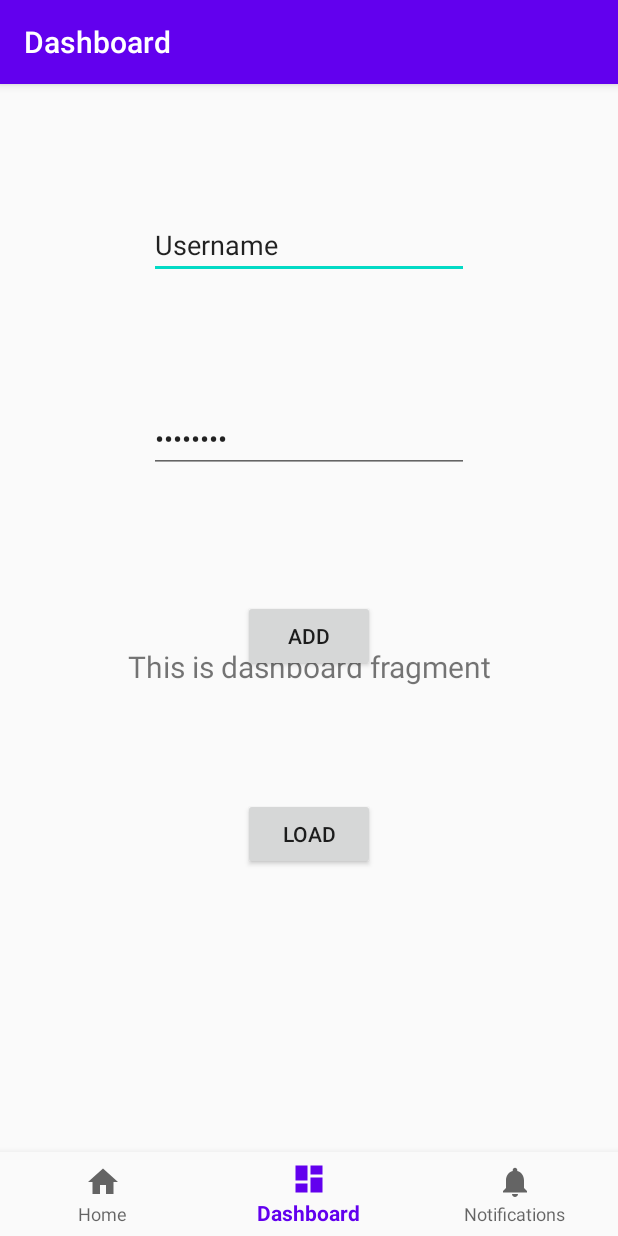
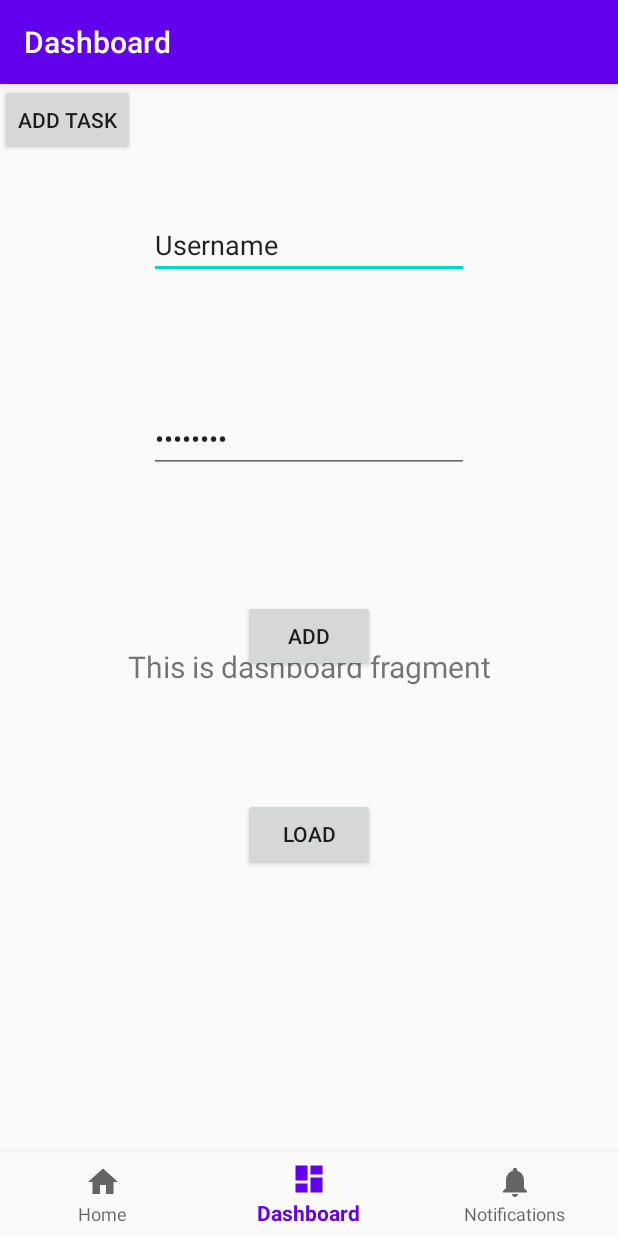
Before and after one commit to inbarmada/QuaranTime, an Android app: the screen it shows after launch (HomeActivity), item 2 of the bottom bar chosen, on a phone screen of 412 x 824 dp. Run offline under Robolectric (Android 15) with nearby library versions, the light colour scheme and no system bars; our stand-ins replace navigation-ui; 1 statement that could not run was skipped.

Commit message:
progress on popup

```diff
--- a/app/src/main/java/com/example/quarantime/MainActivity.java
+++ b/app/src/main/java/com/example/quarantime/MainActivity.java
@@ -6,6 +6,7 @@ import android.os.Bundle;
 import android.os.Handler;
 import android.util.Log;
 import android.view.View;
+import android.widget.Button;
 import android.widget.EditText;
 import android.widget.TextView;
 
@@ -24,6 +25,13 @@ public class MainActivity extends AppCompatActivity {
     protected void onCreate(Bundle savedInstanceState) {
         super.onCreate(savedInstanceState);
         setContentView(R.layout.activity_main);
+        Button b = (Button) findViewById(R.id.button);
+        b.setOnClickListener(new View.OnClickListener() {
+            @Override
+            public void onClick(View view) {
+                startActivity(new Intent(MainActivity.this, Pop.class));
+            }
+        });
         new Handler().postDelayed(new Runnable(){
             @Override
             public void run(){
@@ -33,4 +41,5 @@ public class MainActivity extends AppCompatActivity {
             }
         },SPLASH_TIME_OUT);
     }
+
 }
--- a/app/src/main/res/layout/fragment_dashboard.xml
+++ b/app/src/main/res/layout/fragment_dashboard.xml
@@ -19,4 +19,12 @@
         app:layout_constraintEnd_toEndOf="parent"
         app:layout_constraintStart_toStartOf="parent"
         app:layout_constraintTop_toTopOf="parent" />
+
+    <Button
+        android:id="@+id/button"
+        android:layout_width="wrap_content"
+        android:layout_height="wrap_content"
+        android:text="Add task"
+        tools:layout_editor_absoluteX="161dp"
+        tools:layout_editor_absoluteY="449dp" />
 </androidx.constraintlayout.widget.ConstraintLayout>
```
Also changed, not shown: app/src/main/java/com/example/quarantime/Pop.java (added, +8 -0 lines).
